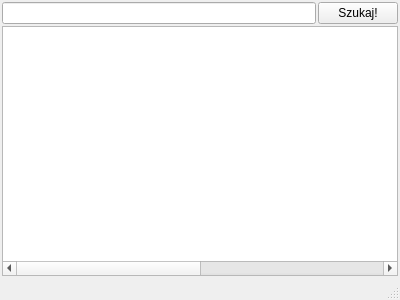
Old version of the form src/MainWindow.ui in the repository przemek83/t9-predictioner.
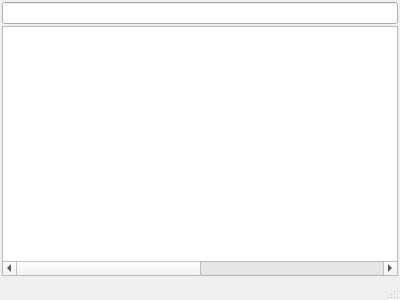
New version of the form.

Commit message: Remove not needed ui elements and corresponding code.

What changed in the file:
```diff
--- a/src/MainWindow.ui
+++ b/src/MainWindow.ui
@@ -29,13 +29,6 @@
       <item>
        <widget class="QLineEdit" name="lineEdit"/>
       </item>
-      <item>
-       <widget class="QPushButton" name="pushButton">
-        <property name="text">
-         <string>Szukaj!</string>
-        </property>
-       </widget>
-      </item>
      </layout>
     </item>
     <item>
```
The commit also changes 2 other files.
